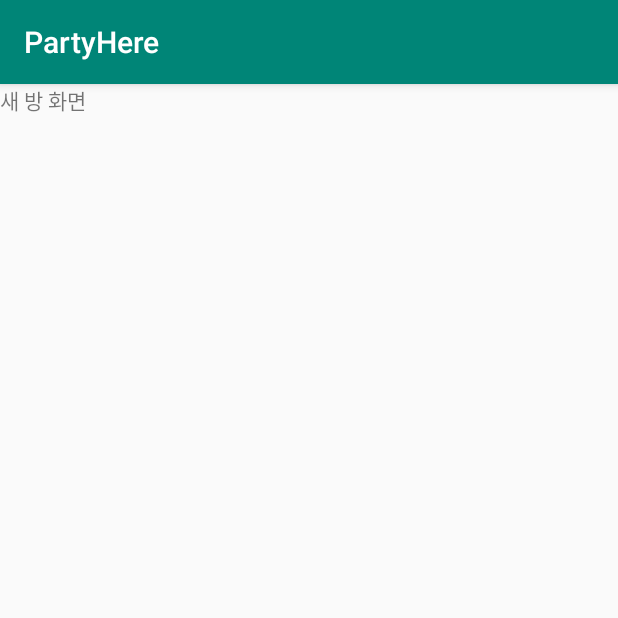
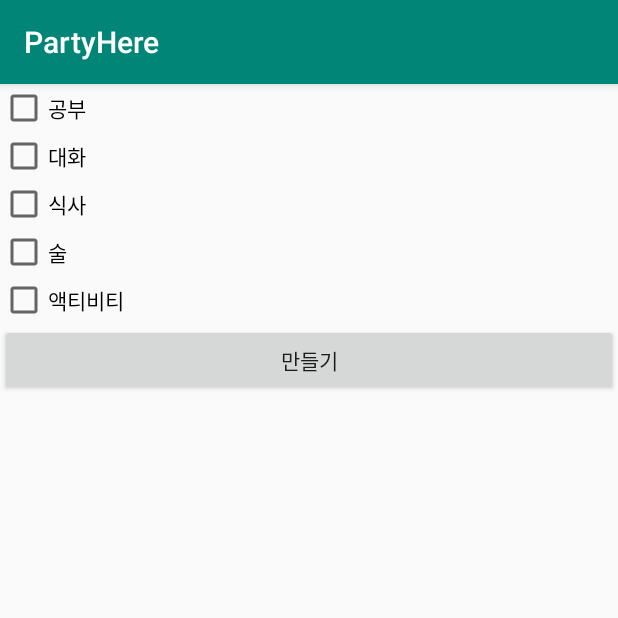
Before and after one commit to JoonSCode/PartyHere, an Android app: the NewMeetingActivity screen opened directly, with no data from a screen before it, on a phone screen of 412 x 824 dp, the top half of it. Run offline under Robolectric (Android 15) with nearby library versions, the phone set to English and light mode, and no system bars; our stand-ins replace Firebase (no records; nobody signed in at launch, a user with empty details on screens opened directly).

Commit message:
방 생성 및 접근

```diff
--- a/app/src/main/java/com/inhascp/partyhere/MainActivity.java
+++ b/app/src/main/java/com/inhascp/partyhere/MainActivity.java
@@ -12,8 +12,6 @@ import com.google.android.material.tabs.TabLayout;
 import com.inhascp.partyhere.ui.main.SectionsPagerAdapter;
 
 public class MainActivity extends AppCompatActivity {
-
-
 
     @Override
     protected void onCreate(Bundle savedInstanceState) {
--- a/app/src/main/java/com/inhascp/partyhere/NewMeetingActivity.java
+++ b/app/src/main/java/com/inhascp/partyhere/NewMeetingActivity.java
@@ -1,14 +1,79 @@
 package com.inhascp.partyhere;
 
 import android.os.Bundle;
+import android.view.View;
+import android.widget.Button;
+import android.widget.CheckBox;
+import android.widget.RadioGroup;
+
+import com.google.firebase.firestore.DocumentReference;
+import com.google.firebase.firestore.FieldValue;
+import com.google.firebase.firestore.FirebaseFirestore;
+
+import java.util.ArrayList;
+import java.util.HashMap;
+import java.util.List;
 
 import androidx.appcompat.app.AppCompatActivity;
 
 public class NewMeetingActivity extends AppCompatActivity {
 
+
+    static final String KEY = "NueasP51ZCXmqkhcY60E";
+
+    final FirebaseFirestore db = FirebaseFirestore.getInstance();
+    private CheckBox mTypeStudy;//값 1
+    private CheckBox mTypeTalk;//값 2
+    private CheckBox mTypeEat;//값 3
+    private CheckBox mTypeDrink;//값 4
+    private CheckBox mTypeActivity;//값 5
+    private Button mMake;
     @Override
     protected void onCreate(Bundle savedInstanceState) {
         super.onCreate(savedInstanceState);
         setContentView(R.layout.activity_new_meeting);
+
+        init();
+
+        mMake.setOnClickListener(new View.OnClickListener() {
+            @Override
+            public void onClick(View view) {
+
+                List<String> mType = new ArrayList<>();
+                List<String> mMemberKeys = new ArrayList<>();
+                HashMap<String,String> mMembers = new HashMap<>();
+
+                if(mTypeStudy.isChecked())
+                    mType.add(mTypeStudy.getText().toString());
+                if(mTypeTalk.isChecked())
+                    mType.add(mTypeTalk.getText().toString());
+                if(mTypeEat.isChecked())
+                    mType.add(mTypeEat.getText().toString());
+                if(mTypeDrink.isChecked())
+                    mType.add(mTypeDrink.getText().toString());
+                if(mTypeActivity.isChecked())
+                    mType.add(mTypeActivity.getText().toString());
+
+                mMemberKeys.add(KEY);
+                mMembers.put(KEY,"");
+                Meeting meeting = new Meeting(mType, mMemberKeys, mMembers, new HashMap<String, String>());
+                DocumentReference MeetingKey = db.collection("Meeting").document();
+                MeetingKey.set(meeting);
+                DocumentReference User = db.collection("User").document(KEY);
+                User.update("MeetingKeys", FieldValue.arrayUnion(MeetingKey));
+
+            }
+        });
+
+
+
+    }
+    protected void init(){
+        mTypeStudy = findViewById(R.id.activity_new_meeting_cb_study);
+        mTypeTalk = findViewById(R.id.activity_new_meeting_cb_talk);
+        mTypeEat = findViewById(R.id.activity_new_meeting_cb_eat);
+        mTypeDrink = findViewById(R.id.activity_new_meeting_cb_drink);
+        mTypeActivity = findViewById(R.id.activity_new_meeting_cb_activity);
+        mMake = findViewById(R.id.activity_new_meeting_btn_make);
     }
 }
--- a/app/src/main/res/layout/activity_new_meeting.xml
+++ b/app/src/main/res/layout/activity_new_meeting.xml
@@ -4,11 +4,42 @@
     xmlns:tools="http://schemas.android.com/tools"
     android:layout_width="match_parent"
     android:layout_height="match_parent"
+    android:orientation="vertical"
     tools:context=".NewMeetingActivity">
 
-    <TextView
-        android:id="@+id/textView"
-        android:layout_width="wrap_content"
+    <CheckBox
+        android:id="@+id/activity_new_meeting_cb_study"
+        android:layout_width="match_parent"
         android:layout_height="wrap_content"
-        android:text="새 방 화면" />
+        android:text="공부" />
+
+    <CheckBox
+        android:id="@+id/activity_new_meeting_cb_talk"
+        android:layout_width="match_parent"
+        android:layout_height="wrap_content"
+        android:text="대화" />
+
+    <CheckBox
+        android:id="@+id/activity_new_meeting_cb_eat"
+        android:layout_width="match_parent"
+        android:layout_height="wrap_content"
+        android:text="식사" />
+
+    <CheckBox
+        android:id="@+id/activity_new_meeting_cb_drink"
+        android:layout_width="match_parent"
+        android:layout_height="wrap_content"
+        android:text="술" />
+
+    <CheckBox
+        android:id="@+id/activity_new_meeting_cb_activity"
+        android:layout_width="match_parent"
+        android:layout_height="wrap_content"
+        android:text="액티비티" />
+
+    <Button
+        android:id="@+id/activity_new_meeting_btn_make"
+        android:layout_width="match_parent"
+        android:layout_height="wrap_content"
+        android:text="만들기" />
 </LinearLayout>
```
Also changed, not shown: app/src/main/java/com/inhascp/partyhere/ExistMeetingActivity.java (+24 -21 lines), app/src/main/java/com/inhascp/partyhere/Meeting.java (+4 -3 lines), app/src/main/res/layout/activity_exist_meeting.xml (+3 -16 lines).
